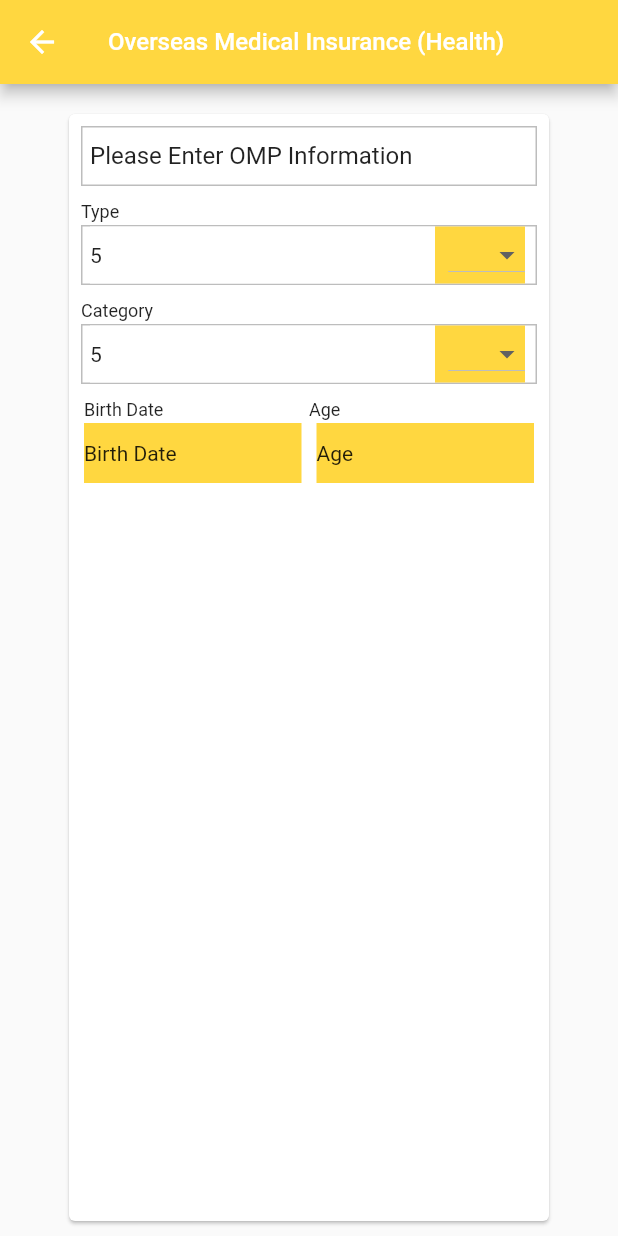
After one commit to habibakij/bnic, a Flutter app: the OMIH screen opened directly, on a phone screen of 412 x 824 dp. The commit adds this screen. Run offline on Flutter 3.47's test engine with Material 2 defaults, Android fonts, the phone set to English and light mode, and no system bars; our stand-ins replace fluttertoast, webview_flutter; missing offline and left inert: menu_button.

Commit message:
sencond commit

```diff
--- /dev/null
+++ b/lib/OverseasMedical/omih.dart
@@ -0,0 +1,201 @@
+import 'package:flutter/cupertino.dart';
+import 'package:flutter/material.dart';
+import 'package:menu_button/menu_button.dart';
+
+class OMIH extends StatefulWidget {
+  @override
+  _OMIHState createState() => _OMIHState();
+}
+
+class _OMIHState extends State<OMIH> {
+  var _selectList = ["5","Type", "one", "two", "three", "four"];
+  var _selectItem = "5";
+
+  @override
+  Widget build(BuildContext context) {
+    return Scaffold(
+      resizeToAvoidBottomInset: false,
+      appBar: AppBar(
+        backgroundColor: Colors.amberAccent,
+        title: Text(
+          "Overseas Medical Insurance (Health)",
+          style: TextStyle(
+            fontSize: 16.0,
+          ),
+        ),
+      ),
+      body: Center(
+        child: Card(
+          margin: EdgeInsets.fromLTRB(0.0, 20.0, 0.0, 10.0),
+          child: Container(
+            padding: EdgeInsets.all(8.0),
+            width: 320.0,
+            child: Column(
+              crossAxisAlignment: CrossAxisAlignment.start,
+              children: <Widget>[
+
+                Container(
+                  height: 40.0,
+                  width: 320.0,
+                  alignment: Alignment.centerLeft,
+                  padding: EdgeInsets.fromLTRB(5.0, 0.0, 0.0, 0.0),
+                  decoration: BoxDecoration(border: Border.all(color: Colors.black26)),
+                  child: Text(
+                    "Please Enter OMP Information",
+                    style: TextStyle(fontSize: 16.0,),
+                  ),
+                ),
+
+                SizedBox(height: 10.0,),
+
+                Text("Type", style: TextStyle(fontSize: 12.0,),),
+
+                SizedBox(height: 2.0,),
+
+                Container(
+                  height: 40.0,
+                  width: 320.0,
+                  alignment: Alignment.centerLeft,
+                  padding: EdgeInsets.fromLTRB(5.0, 0.0, 0.0, 0.0),
+                  decoration: BoxDecoration(border: Border.all(color: Colors.black26)),
+
+                  child: Row(
+                    children: <Widget>[
+
+                      Container(
+                          width: 230.0,
+                          color: Colors.white,
+                          alignment: Alignment.centerLeft,
+                          child: Text(_selectItem)
+                      ),
+
+                      Container(
+                        width: 60.0,
+                        color: Colors.amberAccent,
+                        alignment: Alignment.centerRight,
+
+                        child: DropdownButton<String>(
+                          items: _selectList.map((String _currentSelected) {
+                            return DropdownMenuItem<String>(
+                              value: _currentSelected,
+                              child: Text(_currentSelected, style: TextStyle(fontSize: 12.0),),
+                            );
+                          }).toList(),
+                          onChanged: (String _newSelected) {
+                            setState(() {
+                              this._selectItem = _newSelected;
+                            });
+                          },
+                          //value: _selectItem,
+                        ),
+                      ),
+
+                    ]
+                  ),
+
+                ),
+
+                SizedBox(height: 10.0,),
+
+                Text("Category", style: TextStyle(fontSize: 12.0,),),
+
+                SizedBox(height: 2.0,),
+
+                Container(
+                  height: 40.0,
+                  width: 320.0,
+                  alignment: Alignment.centerLeft,
+                  padding: EdgeInsets.fromLTRB(5.0, 0.0, 0.0, 0.0),
+                  decoration: BoxDecoration(border: Border.all(color: Colors.black26)),
+
+                  child: Row(
+                      children: <Widget>[
+
+                        Container(
+                            width: 230.0,
+                            color: Colors.white,
+                            alignment: Alignment.centerLeft,
+                            child: Text(_selectItem)
+                        ),
+
+                        Container(
+                          width: 60.0,
+                          color: Colors.amberAccent,
+                          alignment: Alignment.centerRight,
+
+                          child: DropdownButton<String>(
+                            items: _selectList.map((String _currentSelected) {
+                              return DropdownMenuItem<String>(
+                                value: _currentSelected,
+                                child: Text(_currentSelected, style: TextStyle(fontSize: 12.0),),
+                              );
+                            }).toList(),
+                            onChanged: (String _newSelected) {
+                              setState(() {
+                                this._selectItem = _newSelected;
+                              });
+                            },
+                            //value: _selectItem,
+                          ),
+                        ),
+
+                      ]
+                  ),
+
+                ),
+
+                SizedBox(height: 10.0,),
+
+                Row(
+                  mainAxisAlignment: MainAxisAlignment.center,
+                  children: <Widget> [
+
+                    Container(
+                        alignment: Alignment.centerLeft,
+                        width: 150.0,
+                        child: Text("Birth Date", style: TextStyle(fontSize: 12.0,),)
+                    ),
+
+                    Container(
+                        alignment: Alignment.centerLeft,
+                        width: 150.0,
+                        child: Text("Age", style: TextStyle(fontSize: 12.0,),)
+                    ),
+                  ],
+                ),
+
+                SizedBox(height: 2.0,),
+
+                Row(
+                  mainAxisAlignment: MainAxisAlignment.center,
+                  children: <Widget> [
+
+                    Container(
+                      height: 40.0,
+                      width: 145.0,
+                      color: Colors.amberAccent,
+                      alignment: Alignment.centerLeft,
+                      child: Text("Birth Date"),
+                    ),
+
+                    SizedBox(width: 10.0,),
+
+                    Container(
+                      height: 40.0,
+                      width: 145.0,
+                      color: Colors.amberAccent,
+                      alignment: Alignment.centerLeft,
+                      child: Text("Age"),
+                    ),
+
+                  ],
+                ),
+
+              ],
+            ),
+          ),
+        ),
+      ),
+    );
+  }
+}
--- a/lib/main.dart
+++ b/lib/main.dart
@@ -1,3 +1,4 @@
+import 'package:bnic/OverseasMedical/omih.dart';
 import 'package:bnic/webview/about.dart';
 import 'package:bnic/webview/branchoffice.dart';
 import 'package:bnic/webview/claiminformation.dart';
@@ -6,6 +7,7 @@ import 'package:bnic/webview/directorboard.dart';
 import 'package:bnic/webview/management.dart';
 import 'package:flutter/cupertino.dart';
 import 'package:flutter/material.dart';
+import 'package:flutter/rendering.dart';
 import 'package:fluttertoast/fluttertoast.dart';
 
 import 'MotorInsurance/motorinsurance.dart';
@@ -44,7 +46,7 @@ class _MyHomePageState extends State<MyHomePage> {
     Fluttertoast.showToast(
         msg: "Not valid at this time",
         toastLength: Toast.LENGTH_SHORT,
-        gravity: ToastGravity.CENTER,
+        gravity: ToastGravity.BOTTOM,
         timeInSecForIosWeb: 1,
         backgroundColor: Colors.red,
         textColor: Colors.white,
@@ -52,6 +54,36 @@ class _MyHomePageState extends State<MyHomePage> {
     );
   }
 
+  void customDialog(BuildContext context){
+    showDialog(context: context,
+    builder: (context){
+      return Dialog(
+        shape: RoundedRectangleBorder(
+            borderRadius: BorderRadius.all(Radius.circular(10.0))
+        ),
+        child: Container(
+          height: 200.0,
+          width: 100.0,
+          child: Column(
+            children: <Widget> [
+              SizedBox(height: 10.0,),
+              Image.asset("assetimage/logo.png", color: Colors.amberAccent, height: 100.0,),
+              SizedBox(height: 10.0,),
+              Text("This feature will be available soon.", style: TextStyle(fontSize: 14.0,),),
+              SizedBox(height: 10.0,),
+              RaisedButton(
+                shape: RoundedRectangleBorder(
+                    borderRadius: BorderRadius.all(Radius.circular(5.0))
+                ),
+                color: Colors.amberAccent,
+                onPressed: (){Navigator.pop(context);},
+                child: Text("OK", style: TextStyle(color: Colors.white),),)
+            ],
+          ),
+        ),
+      );
+    });
+  }
 
   @override
   Widget build(BuildContext context) {
@@ -135,17 +167,21 @@ class _MyHomePageState extends State<MyHomePage> {
         ),
       ),
 
-      body: Center(
+      body: SingleChildScrollView(
+        scrollDirection: Axis.vertical,
         child: Column(
           children: <Widget>[
-            SizedBox(
-              height: 10.0,
-            ),
+
+            SizedBox(height: 10.0,),
+
             Container(
               height: 100.0,
               width: 100.0,
               child: Image.asset("assetimage/logo.png"),
             ),
+
+            SizedBox(height: 20.0,),
+
             Text(
               "Buy Insurance Online",
               style: TextStyle(
@@ -155,7 +191,7 @@ class _MyHomePageState extends State<MyHomePage> {
             SizedBox(
               height: 20.0,
             ),
-
+            /// first row with two property MOTOR & OVERPASS MEDICAL insurance
             Row(
               mainAxisAlignment: MainAxisAlignment.center,
               children: <Widget>[
@@ -220,7 +256,9 @@ class _MyHomePageState extends State<MyHomePage> {
                         ),
                       ],
                     ),
-                    onPressed: (){},
+                    onPressed: (){
+                      Navigator.push(context, MaterialPageRoute(builder: (context) => OMIH()));
+                    },
                   ),
                 ),
               ],
@@ -229,7 +267,7 @@ class _MyHomePageState extends State<MyHomePage> {
             SizedBox(
               height: 20.0,
             ),
-
+            /// first row with two property MARIN & FIRE insurance
             Row(
               mainAxisAlignment: MainAxisAlignment.center,
               children: <Widget>[
@@ -260,7 +298,7 @@ class _MyHomePageState extends State<MyHomePage> {
                       ],
                     ),
                     onPressed: (){
-                      inValidToast();
+                      customDialog(context);
                     },
                   ),
                 ),
@@ -296,7 +334,7 @@ class _MyHomePageState extends State<MyHomePage> {
                       ],
                     ),
                     onPressed: (){
-                      inValidToast();
+                      customDialog(context);
                     },
                   ),
                 ),
--- a/pubspec.yaml
+++ b/pubspec.yaml
@@ -34,6 +34,7 @@ dependencies:
   cupertino_icons: ^1.0.0
   webview_flutter: 1.0.7
   fluttertoast: ^7.1.1
+  menu_button: 1.2.1
 
 
 dev_dependencies:
```
Also changed, not shown: pubspec.lock.
